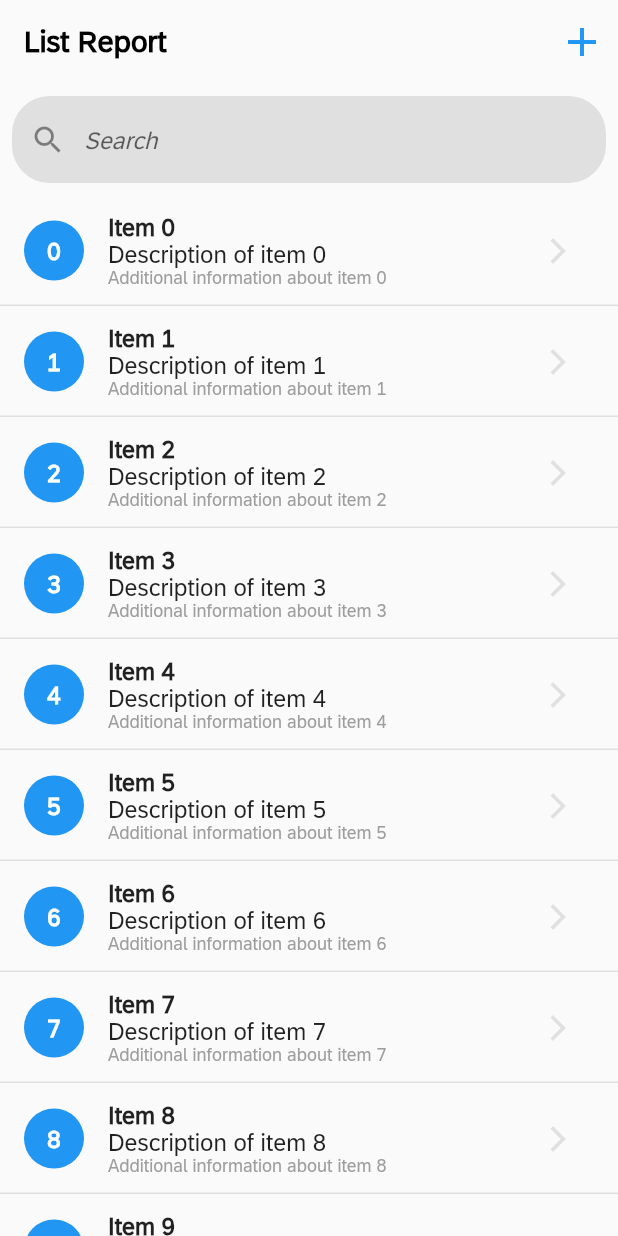
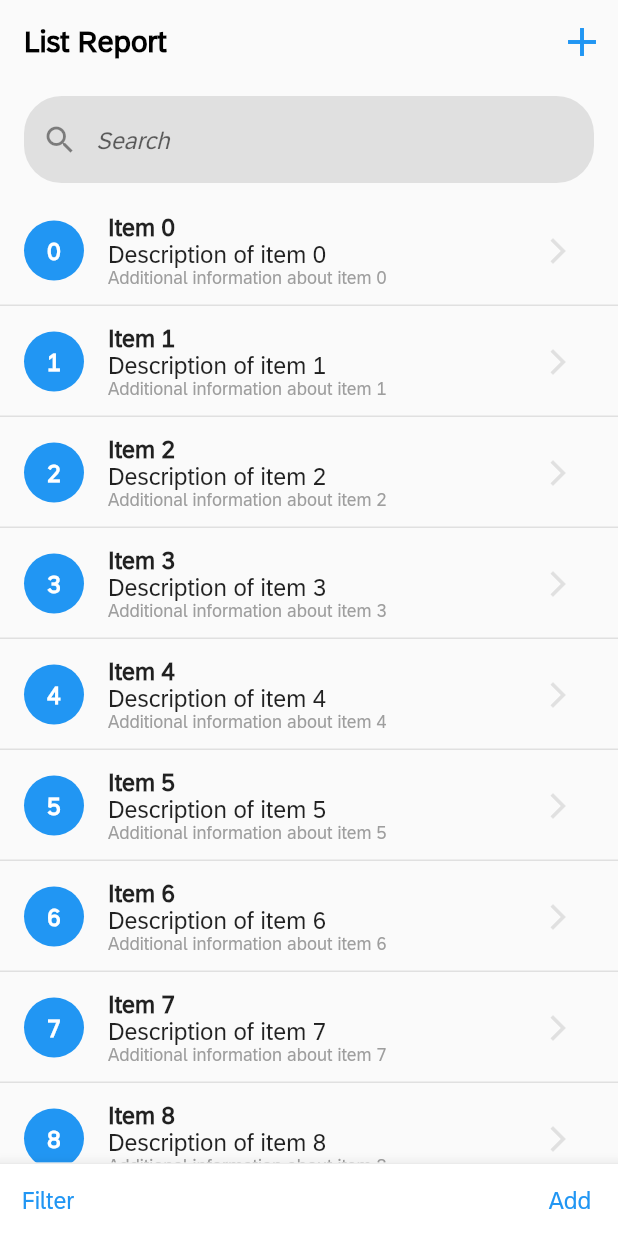
Before and after one commit to MindsetConsulting/com.mindset.ipv.fiori_flutter, a Flutter app: the screen it shows after launch, on a phone screen of 412 x 824 dp. Run offline on Flutter 3.47's test engine with Material 2 defaults, Android fonts, the phone set to English and light mode, and no system bars.

Commit message:
search functionality for listview page

```diff
--- a/lib/main.dart
+++ b/lib/main.dart
@@ -15,8 +15,32 @@ class MainApp extends StatelessWidget {
   }
 }
 
-class ListReportPage extends StatelessWidget {
-  const ListReportPage({super.key});
+class ListReportPage extends StatefulWidget {
+  const ListReportPage({Key? key}) : super(key: key);
+
+  @override
+  _ListReportPageState createState() => _ListReportPageState();
+}
+
+class _ListReportPageState extends State<ListReportPage> {
+  final TextEditingController _searchController = TextEditingController();
+  String _searchText = '';
+
+  @override
+  void initState() {
+    super.initState();
+    _searchController.addListener(() {
+      setState(() {
+        _searchText = _searchController.text;
+      });
+    });
+  }
+
+  @override
+  void dispose() {
+    _searchController.dispose();
+    super.dispose();
+  }
 
   @override
   Widget build(BuildContext context) {
@@ -47,9 +71,11 @@ class ListReportPage extends StatelessWidget {
       ),
       body: Column(
         children: [
+          SizedBox(height: 8),
           Padding(
-            padding: const EdgeInsets.all(8.0),
+            padding: const EdgeInsets.symmetric(horizontal: 16),
             child: TextField(
+              controller: _searchController,
               style: TextStyle(
                 fontFamily: 'SAP72',
                 fontStyle: FontStyle.italic,
@@ -66,6 +92,7 @@ class ListReportPage extends StatelessWidget {
               ),
             ),
           ),
+          SizedBox(height: 8),
           Expanded(
             child: ListView.separated(
               itemCount: 10,
@@ -77,6 +104,15 @@ class ListReportPage extends StatelessWidget {
                 );
               },
               itemBuilder: (BuildContext context, int index) {
+                if (_searchText.isNotEmpty &&
+                    !('Item $index'
+                            .toLowerCase()
+                            .contains(_searchText.toLowerCase()) ||
+                        'Description of item $index'
+                            .toLowerCase()
+                            .contains(_searchText.toLowerCase()))) {
+                  return SizedBox.shrink();
+                }
                 return ListTile(
                   contentPadding: const EdgeInsets.symmetric(
                     vertical: 8,
@@ -140,6 +176,51 @@ class ListReportPage extends StatelessWidget {
           ),
         ],
       ),
+      bottomNavigationBar: BottomAppBar(
+        color: Colors.white,
+        shape: const CircularNotchedRectangle(),
+        child: Container(
+          decoration: BoxDecoration(
+            border: Border(
+              top: BorderSide(
+                color: const Color.fromARGB(161, 224, 224, 224),
+                width: 1.0,
+              ),
+            ),
+          ),
+          child: Row(
+            mainAxisAlignment: MainAxisAlignment.spaceBetween,
+            children: [
+              TextButton(
+                onPressed: () {
+                  // Filter button functionality here
+                },
+                child: Text(
+                  'Filter',
+                  style: TextStyle(
+                    color: Colors.blue,
+                    fontFamily: 'SAP72',
+                    fontSize: 16,
+                  ),
+                ),
+              ),
+              TextButton(
+                onPressed: () {
+                  // Add button functionality here
+                },
+                child: Text(
+                  'Add',
+                  style: TextStyle(
+                    color: Colors.blue,
+                    fontFamily: 'SAP72',
+                    fontSize: 16,
+                  ),
+                ),
+              ),
+            ],
+          ),
+        ),
+      ),
     );
   }
 }
@@ -162,14 +243,14 @@ class ObjectDetailPage extends StatelessWidget {
                 Icons.arrow_back_ios,
                 color: Colors.blue,
               ),
-              Text(
-                'Back',
-                style: TextStyle(
-                  fontFamily: 'SAP72',
-                  fontWeight: FontWeight.bold,
-                  color: Colors.blue,
-                ),
-              ),
+              // Text(
+              //   'Back',
+              //   style: TextStyle(
+              //     fontFamily: 'SAP72',
+              //     fontWeight: FontWeight.bold,
+              //     color: Colors.blue,
+              //   ),
+              // ),
             ],
           ),
           onPressed: () {
```
